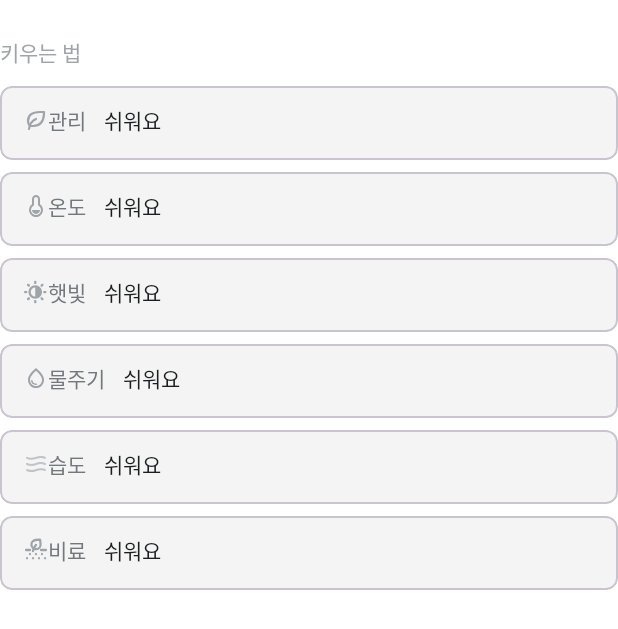
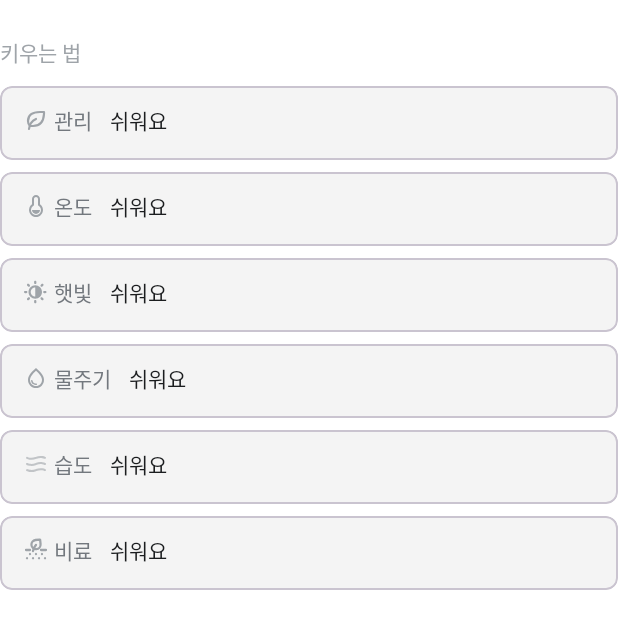
Before and after one commit to Greener-GreenRoom/GreenRoom-Android, an Android app: the layout fragment_collection_konw_how.xml on its own in the app's theme, with its tools: preview values and no code run, on a phone screen of 412 x 824 dp. Shown: the top 629 px of the screen. Run offline under Robolectric (Android 15) with nearby library versions, the phone set to English and light mode, and no system bars.

Commit message:
Chore : 리뷰 반영

```diff
--- a/presentation/src/main/java/com/greener/presentation/ui/collection/main/CollectionMainFragment.kt
+++ b/presentation/src/main/java/com/greener/presentation/ui/collection/main/CollectionMainFragment.kt
@@ -1,13 +1,13 @@
 package com.greener.presentation.ui.collection.main
 
 import androidx.fragment.app.viewModels
-import com.greener.presentation.databinding.FragmentCollectionBinding
+import com.greener.presentation.databinding.FragmentCollectionMainBinding
 import com.greener.presentation.ui.base.BaseFragment
 import dagger.hilt.android.AndroidEntryPoint
 
 @AndroidEntryPoint
-class CollectionMainFragment : BaseFragment<FragmentCollectionBinding> (
-    FragmentCollectionBinding::inflate,
+class CollectionMainFragment : BaseFragment<FragmentCollectionMainBinding> (
+    FragmentCollectionMainBinding::inflate,
 ) {
     private val viewModel: CollectionMainViewModel by viewModels()
 }
--- a/presentation/src/main/res/layout/fragment_collection_cycle.xml
+++ b/presentation/src/main/res/layout/fragment_collection_cycle.xml
@@ -25,6 +25,7 @@
         android:textColor="@color/gray300"
         android:layout_marginTop="24dp"
         android:padding="8dp"
+        android:paddingRight="0dp"
         app:layout_constraintEnd_toEndOf="parent"
         app:layout_constraintTop_toTopOf="parent"/>
 
--- a/presentation/src/main/res/layout/fragment_collection_konw_how.xml
+++ b/presentation/src/main/res/layout/fragment_collection_konw_how.xml
@@ -32,6 +32,7 @@
             app:layout_constraintStart_toStartOf="parent"
             app:layout_constraintEnd_toEndOf="parent"
             app:layout_constraintTop_toBottomOf="@id/tv_collection_know_how_title">
+
             <androidx.constraintlayout.widget.ConstraintLayout
                 android:layout_width="match_parent"
                 android:layout_height="match_parent"
@@ -48,6 +49,7 @@
                     android:textAppearance="@style/body4"
                     android:textColor="@color/gray400"
                     android:drawableStart="@drawable/ic_management"
+                    android:drawablePadding="4dp"
                     app:layout_constraintHorizontal_bias="0"
                     app:layout_constraintStart_toStartOf="parent"
                     app:layout_constraintTop_toTopOf="parent"
@@ -94,6 +96,7 @@
                     android:textAppearance="@style/body4"
                     android:textColor="@color/gray400"
                     android:drawableStart="@drawable/ic_sun"
+                    android:drawablePadding="4dp"
                     app:layout_constraintHorizontal_bias="0"
                     app:layout_constraintStart_toStartOf="parent"
                     app:layout_constraintTop_toTopOf="parent"
@@ -140,6 +143,7 @@
                     android:textAppearance="@style/body4"
                     android:textColor="@color/gray400"
                     android:drawableStart="@drawable/ic_watering"
+                    android:drawablePadding="4dp"
                     app:layout_constraintHorizontal_bias="0"
                     app:layout_constraintStart_toStartOf="parent"
                     app:layout_constraintTop_toTopOf="parent"
@@ -186,6 +190,7 @@
                     android:textAppearance="@style/body4"
                     android:textColor="@color/gray400"
                     android:drawableStart="@drawable/ic_moisture"
+                    android:drawablePadding="4dp"
                     app:layout_constraintHorizontal_bias="0"
                     app:layout_constraintStart_toStartOf="parent"
                     app:layout_constraintTop_toTopOf="parent"
@@ -232,6 +237,7 @@
                     android:textAppearance="@style/body4"
                     android:textColor="@color/gray400"
                     android:drawableStart="@drawable/ic_fertilizer"
+                    android:drawablePadding="4dp"
                     app:layout_constraintHorizontal_bias="0"
                     app:layout_constraintStart_toStartOf="parent"
                     app:layout_constraintTop_toTopOf="parent"
@@ -278,6 +284,7 @@
                     android:textAppearance="@style/body4"
                     android:textColor="@color/gray400"
                     android:drawableStart="@drawable/ic_temperature"
+                    android:drawablePadding="4dp"
                     app:layout_constraintHorizontal_bias="0"
                     app:layout_constraintStart_toStartOf="parent"
                     app:layout_constraintTop_toTopOf="parent"
--- a/presentation/src/main/res/values/strings.xml
+++ b/presentation/src/main/res/values/strings.xml
@@ -152,7 +152,7 @@
     <string name="collection_main_oldest_sort">오래된 순</string>
 
     <!--  detail  -->
-    <string name="collection_detail_time_together">그림룸과 %d일쨰</string>
+    <string name="collection_detail_time_together">그림룸과 %d일째</string>
     <string name="collection_detail_no_species">미등록</string>
     <string name="collection_detail_memo_hint">자유롭게 메모해 보세요.</string>
 
```
